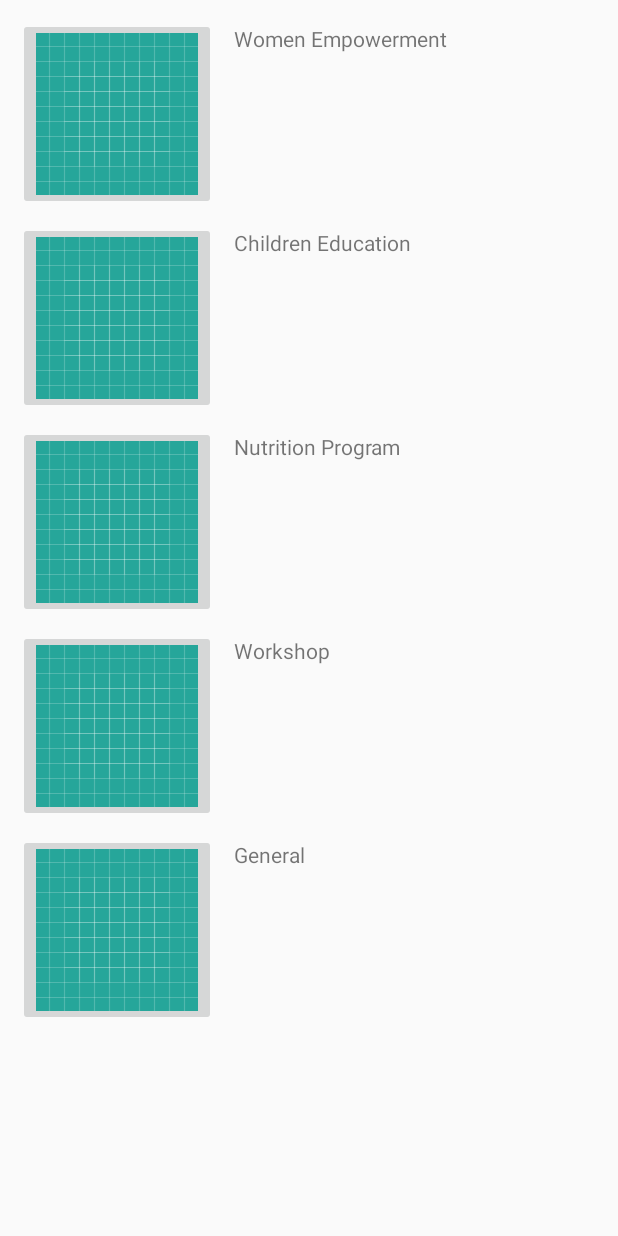
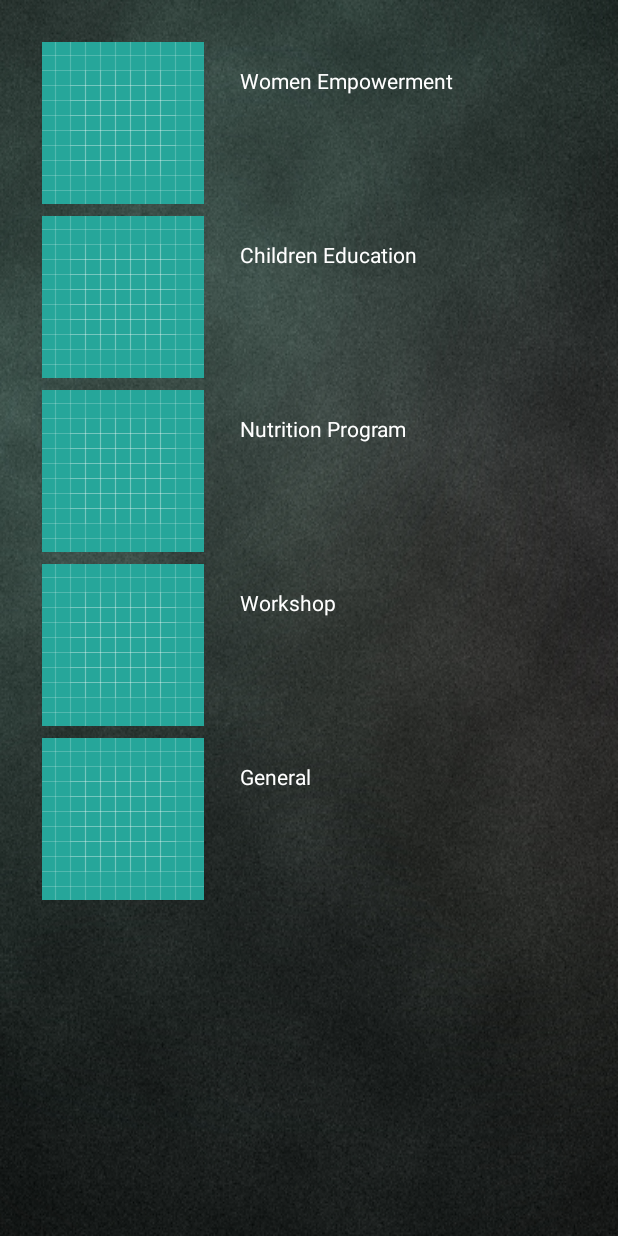
Before and after one commit to mumbai19/team-10, an Android app: the MainActivity screen opened directly, with no data from a screen before it, on a phone screen of 412 x 824 dp. Run offline under Robolectric (Android 15) with nearby library versions, the phone set to English and light mode, and no system bars.

Commit message:
category ui changed

```diff
--- a/AndroidApplication/app/src/main/res/layout/main.xml
+++ b/AndroidApplication/app/src/main/res/layout/main.xml
@@ -1,7 +1,9 @@
 <?xml version="1.0" encoding="utf-8"?>
 <LinearLayout xmlns:android="http://schemas.android.com/apk/res/android"
     android:layout_width="match_parent" android:layout_height="match_parent"
-    android:orientation="vertical">
+    android:orientation="vertical"
+    android:background="@drawable/background_01"
+    android:padding="16dp">
 
 
     <ScrollView
@@ -20,14 +22,15 @@
                     android:id="@+id/WomenEmpowermentImage"
                     android:layout_width="wrap_content"
                     android:layout_height="wrap_content"
-                    android:layout_margin="4dp"
+                    android:padding="4dp"
                     android:src="@drawable/ic_launcher_background"/>
                 <TextView
                     android:id="@+id/WomenEmpowermentDesc"
                     android:layout_width="wrap_content"
                     android:layout_height="wrap_content"
-                    android:layout_margin="4dp"
+                    android:layout_margin="16dp"
                     android:padding="4dp"
+                    android:textColor="#ffffff"
                     android:text="Women Empowerment"/>
             </LinearLayout>
             <LinearLayout
@@ -38,14 +41,15 @@
                     android:id="@+id/ChildrenEducationImg"
                     android:layout_width="wrap_content"
                     android:layout_height="wrap_content"
-                    android:layout_margin="4dp"
+                    android:padding="4dp"
                     android:src="@drawable/ic_launcher_background"/>
                 <TextView
                     android:id="@+id/ChildrenEducation"
                     android:layout_width="wrap_content"
                     android:layout_height="wrap_content"
-                    android:layout_margin="4dp"
+                    android:layout_margin="16dp"
                     android:padding="4dp"
+                    android:textColor="#ffffff"
                     android:text="Children Education"/>
             </LinearLayout>
             <LinearLayout
@@ -56,14 +60,15 @@
                     android:id="@+id/NutritionProgramImg"
                     android:layout_width="wrap_content"
                     android:layout_height="wrap_content"
-                    android:layout_margin="4dp"
+                    android:padding="4dp"
                     android:src="@drawable/ic_launcher_background"/>
                 <TextView
                     android:id="@+id/NutritionProgramDesc"
                     android:layout_width="wrap_content"
                     android:layout_height="wrap_content"
-                    android:layout_margin="4dp"
+                    android:layout_margin="16dp"
                     android:padding="4dp"
+                    android:textColor="#ffffff"
                     android:text="Nutrition Program"/>
             </LinearLayout>
             <LinearLayout
@@ -74,14 +79,15 @@
                     android:id="@+id/WorkshopsImg"
                     android:layout_width="wrap_content"
                     android:layout_height="wrap_content"
-                    android:layout_margin="4dp"
+                    android:padding="4dp"
                     android:src="@drawable/ic_launcher_background"/>
                 <TextView
                     android:id="@+id/WorkshopsDesc"
                     android:layout_width="wrap_content"
                     android:layout_height="wrap_content"
-                    android:layout_margin="4dp"
+                    android:layout_margin="16dp"
                     android:padding="4dp"
+                    android:textColor="#ffffff"
                     android:text="Workshop"/>
             </LinearLayout>
             <LinearLayout
@@ -92,14 +98,15 @@
                     android:id="@+id/GeneralImg"
                     android:layout_width="wrap_content"
                     android:layout_height="wrap_content"
-                    android:layout_margin="4dp"
+                    android:padding="4dp"
                     android:src="@drawable/ic_launcher_background"/>
                 <TextView
                     android:id="@+id/GeneralDesc"
                     android:layout_width="wrap_content"
                     android:layout_height="wrap_content"
-                    android:layout_margin="4dp"
+                    android:layout_margin="16dp"
                     android:padding="4dp"
+                    android:textColor="#ffffff"
                     android:text="General"/>
             </LinearLayout>
         </LinearLayout>
```
